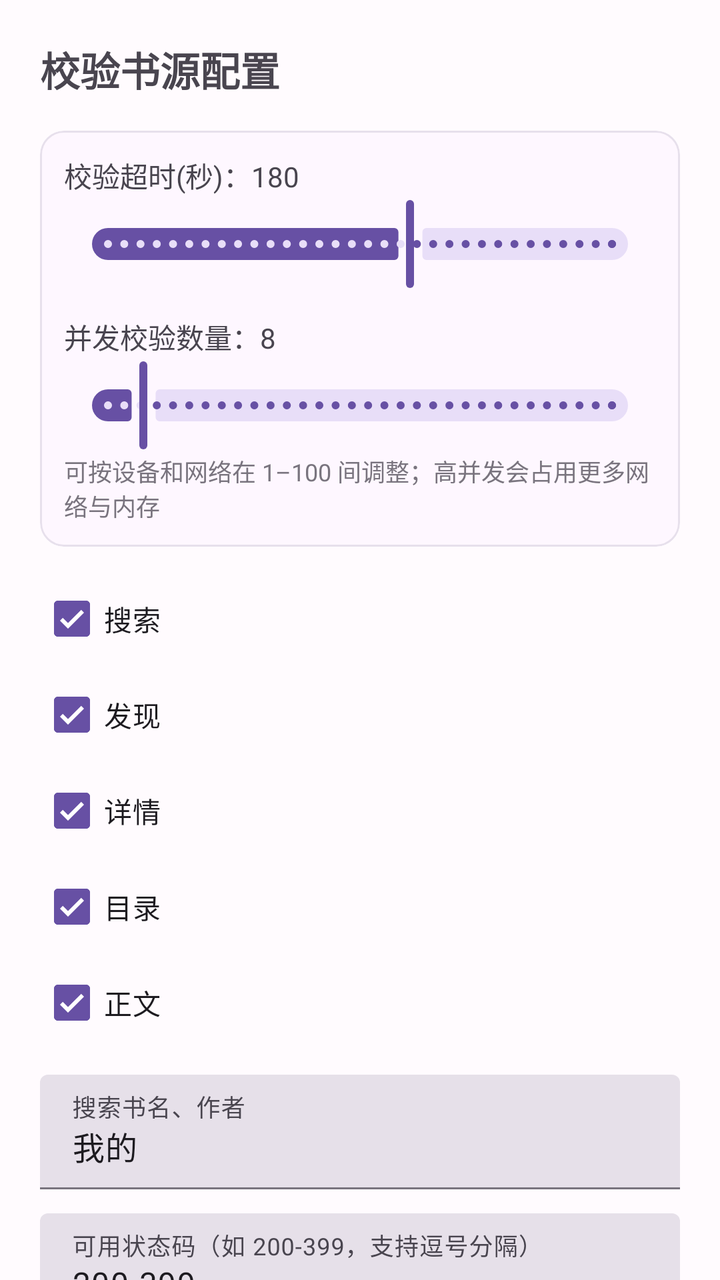
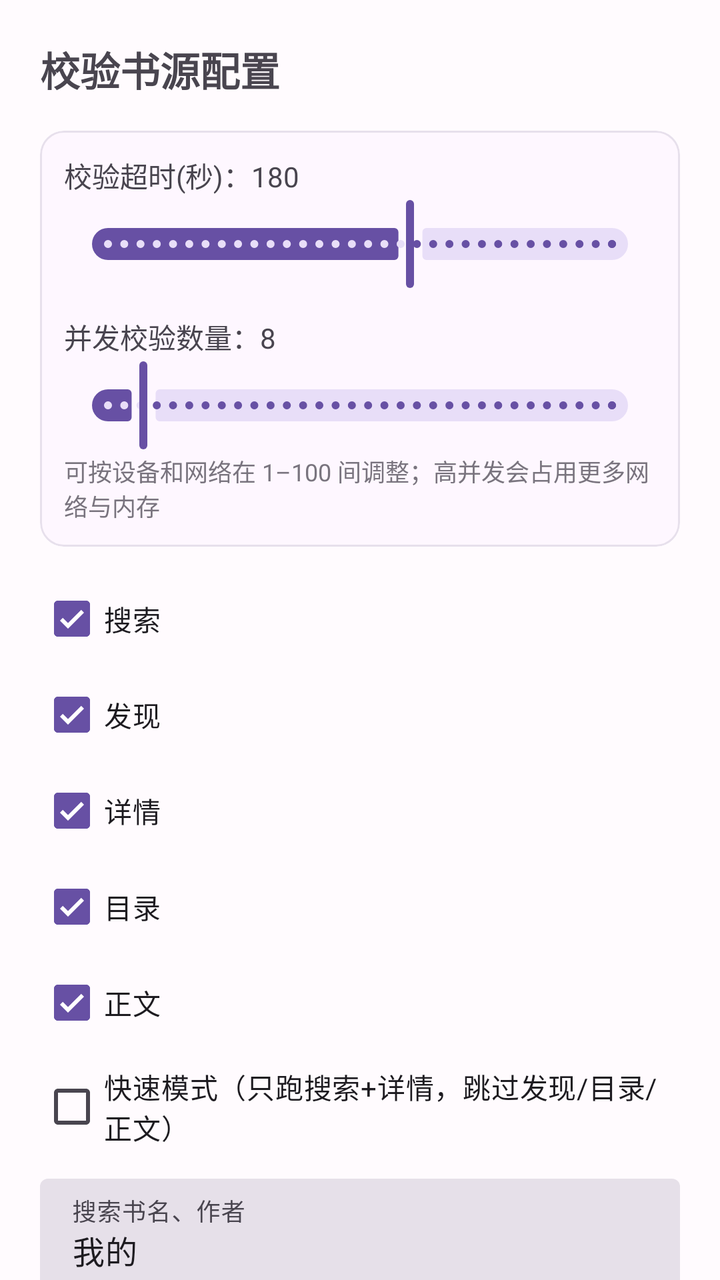

Compare the two renders of this Android layout. The source of the first and the diff that turns it into the second are given below.
<!-- AndroidManifest.xml: application theme Theme.YueduDedupe -->
<!-- res/layout/dialog_check_source.xml -->
<?xml version="1.0" encoding="utf-8"?>
<androidx.core.widget.NestedScrollView xmlns:android="http://schemas.android.com/apk/res/android"
    xmlns:app="http://schemas.android.com/apk/res-auto"
    android:layout_width="match_parent"
    android:layout_height="wrap_content"
    android:fillViewport="true">

    <LinearLayout
        android:layout_width="match_parent"
        android:layout_height="wrap_content"
        android:orientation="vertical"
        android:padding="20dp">

        <TextView
            android:layout_width="match_parent"
            android:layout_height="wrap_content"
            android:text="@string/check_source_config"
            android:textSize="20sp"
            android:textStyle="bold" />

        <com.google.android.material.card.MaterialCardView
            android:layout_width="match_parent"
            android:layout_height="wrap_content"
            android:layout_marginTop="16dp"
            app:cardElevation="0dp"
            app:strokeWidth="1dp"
            app:strokeColor="@color/md_theme_surface_variant">

            <LinearLayout
                android:layout_width="match_parent"
                android:layout_height="wrap_content"
                android:orientation="vertical"
                android:padding="12dp">

                <TextView
                    android:id="@+id/tvTimeoutLabel"
                    android:layout_width="match_parent"
                    android:layout_height="wrap_content"
                    android:text="校验超时(秒)：180" />

                <com.google.android.material.slider.Slider
                    android:id="@+id/sliderTimeout"
                    android:layout_width="match_parent"
                    android:layout_height="wrap_content"
                    android:valueFrom="0"
                    android:valueTo="300"
                    android:stepSize="1"
                    android:value="180" />

                <TextView
                    android:id="@+id/tvCheckConcurrencyLabel"
                    android:layout_width="match_parent"
                    android:layout_height="wrap_content"
                    android:layout_marginTop="12dp"
                    android:text="并发校验数量：8" />

                <com.google.android.material.slider.Slider
                    android:id="@+id/sliderCheckConcurrency"
                    android:layout_width="match_parent"
                    android:layout_height="wrap_content"
                    android:valueFrom="1"
                    android:valueTo="100"
                    android:stepSize="1"
                    android:value="8" />

                <TextView
                    android:layout_width="match_parent"
                    android:layout_height="wrap_content"
                    android:text="可按设备和网络在 1–100 间调整；高并发会占用更多网络与内存"
                    android:textColor="@color/md_theme_outline"
                    android:textSize="12sp" />
            </LinearLayout>
        </com.google.android.material.card.MaterialCardView>

        <com.google.android.material.checkbox.MaterialCheckBox
            android:id="@+id/cbSearch"
            android:layout_width="match_parent"
            android:layout_height="wrap_content"
            android:layout_marginTop="12dp"
            android:checked="true"
            android:text="@string/search" />

        <com.google.android.material.checkbox.MaterialCheckBox
            android:id="@+id/cbDiscovery"
            android:layout_width="match_parent"
            android:layout_height="wrap_content"
            android:checked="true"
            android:text="@string/discovery" />

        <com.google.android.material.checkbox.MaterialCheckBox
            android:id="@+id/cbInfo"
            android:layout_width="match_parent"
            android:layout_height="wrap_content"
            android:checked="true"
            android:text="@string/source_tab_info" />

        <com.google.android.material.checkbox.MaterialCheckBox
            android:id="@+id/cbCategory"
            android:layout_width="match_parent"
            android:layout_height="wrap_content"
            android:checked="true"
            android:text="@string/chapter_list" />

        <com.google.android.material.checkbox.MaterialCheckBox
            android:id="@+id/cbContent"
            android:layout_width="match_parent"
            android:layout_height="wrap_content"
            android:checked="true"
            android:text="@string/source_tab_content" />

        <com.google.android.material.textfield.TextInputLayout
            android:id="@+id/tilCheckKeyword"
            style="@style/Widget.Material3.TextInputLayout.FilledBox"
            android:layout_width="match_parent"
            android:layout_height="wrap_content"
            android:layout_marginTop="12dp"
            android:hint="@string/check_source_keyword"
            app:boxBackgroundMode="filled">

            <com.google.android.material.textfield.TextInputEditText
                android:id="@+id/etCheckKeyword"
                android:layout_width="match_parent"
                android:layout_height="wrap_content"
                android:importantForAutofill="no"
                android:inputType="text"
                android:maxLines="1"
                android:text="@string/check_source_keyword_default" />
        </com.google.android.material.textfield.TextInputLayout>

        <com.google.android.material.textfield.TextInputLayout
            style="@style/Widget.Material3.TextInputLayout.FilledBox"
            android:layout_width="match_parent"
            android:layout_height="wrap_content"
            android:layout_marginTop="12dp"
            android:hint="可用状态码（如 200-399，支持逗号分隔）"
            app:boxBackgroundMode="filled">

            <com.google.android.material.textfield.TextInputEditText
                android:id="@+id/etOkStatus"
                android:layout_width="match_parent"
                android:layout_height="wrap_content"
                android:importantForAutofill="no"
                android:inputType="text"
                android:maxLines="1"
                android:text="200-399" />
        </com.google.android.material.textfield.TextInputLayout>

        <TextView
            android:layout_width="match_parent"
            android:layout_height="wrap_content"
            android:layout_marginTop="16dp"
            android:text="@string/check_source_kinds"
            android:textStyle="bold" />

        <LinearLayout
            android:layout_width="match_parent"
            android:layout_height="wrap_content"
            android:orientation="horizontal">

            <com.google.android.material.checkbox.MaterialCheckBox
                android:id="@+id/cbKindNovel"
                android:layout_width="wrap_content"
                android:layout_height="wrap_content"
                android:layout_marginEnd="8dp"
                android:checked="true"
                android:text="@string/kind_novel" />

            <com.google.android.material.checkbox.MaterialCheckBox
                android:id="@+id/cbKindComic"
                android:layout_width="wrap_content"
                android:layout_height="wrap_content"
                android:layout_marginEnd="8dp"
                android:checked="true"
                android:text="@string/kind_comic" />

            <com.google.android.material.checkbox.MaterialCheckBox
                android:id="@+id/cbKindVideo"
                android:layout_width="wrap_content"
                android:layout_height="wrap_content"
                android:checked="true"
                android:text="@string/kind_video" />
        </LinearLayout>

        <LinearLayout
            android:layout_width="match_parent"
            android:layout_height="wrap_content"
            android:orientation="horizontal">

            <com.google.android.material.checkbox.MaterialCheckBox
                android:id="@+id/cbKindAudio"
                android:layout_width="wrap_content"
                android:layout_height="wrap_content"
                android:layout_marginEnd="8dp"
                android:checked="true"
                android:text="@string/kind_audio" />

            <com.google.android.material.checkbox.MaterialCheckBox
                android:id="@+id/cbKindFile"
                android:layout_width="wrap_content"
                android:layout_height="wrap_content"
                android:checked="true"
                android:text="@string/kind_file" />
        </LinearLayout>

        <LinearLayout
            android:layout_width="match_parent"
            android:layout_height="wrap_content"
            android:layout_marginTop="16dp"
            android:gravity="end"
            android:orientation="horizontal">

            <com.google.android.material.button.MaterialButton
                android:id="@+id/btnReset"
                style="@style/Widget.Material3.Button.TextButton"
                android:layout_width="wrap_content"
                android:layout_height="wrap_content"
                android:text="@string/reset_defaults" />

            <View
                android:layout_width="0dp"
                android:layout_height="0dp"
                android:layout_weight="1" />

            <com.google.android.material.button.MaterialButton
                android:id="@+id/btnCancel"
                style="@style/Widget.Material3.Button.TextButton"
                android:layout_width="wrap_content"
                android:layout_height="wrap_content"
                android:text="@string/cancel" />

            <com.google.android.material.button.MaterialButton
                android:id="@+id/btnOk"
                android:layout_width="wrap_content"
                android:layout_height="wrap_content"
                android:text="@string/ok" />
        </LinearLayout>
    </LinearLayout>
</androidx.core.widget.NestedScrollView>
<!-- resources referenced by this layout -->
<resources>
  <color name="md_theme_outline">#79747E</color>
  <color name="md_theme_surface_variant">#E7E0EC</color>
  <string name="cancel">取消</string>
  <string name="chapter_list">目录</string>
  <string name="check_source_config">校验书源配置</string>
  <string name="check_source_keyword">搜索书名、作者</string>
  <string name="check_source_keyword_default">我的</string>
  <string name="check_source_kinds">校验类型</string>
  <string name="discovery">发现</string>
  <string name="kind_audio">音频</string>
  <string name="kind_comic">漫画</string>
  <string name="kind_file">文件</string>
  <string name="kind_novel">小说</string>
  <string name="kind_video">视频</string>
  <string name="ok">确定</string>
  <string name="reset_defaults">重置默认</string>
  <string name="search">搜索</string>
  <string name="source_tab_content">正文</string>
  <string name="source_tab_info">详情</string>
  <style name="Theme.YueduDedupe" parent="Theme.Material3.DayNight.NoActionBar">
          <item name="colorPrimary">@color/md_theme_primary</item>
          <item name="colorOnPrimary">@color/md_theme_on_primary</item>
          <item name="colorPrimaryContainer">@color/md_theme_primary_container</item>
          <item name="colorSecondary">@color/md_theme_secondary</item>
          <item name="android:statusBarColor">@color/md_theme_surface</item>
          <item name="android:navigationBarColor">@color/md_theme_surface</item>
          <item name="android:windowLightStatusBar">true</item>
          <item name="android:windowBackground">@color/md_theme_background</item>
      </style>
  <color name="md_theme_primary">#6750A4</color>
  <color name="md_theme_on_primary">#FFFFFF</color>
  <color name="md_theme_primary_container">#EADDFF</color>
  <color name="md_theme_secondary">#625B71</color>
  <color name="md_theme_surface">#FFFBFE</color>
  <color name="md_theme_background">#FFFBFE</color>
</resources>

<!-- the commit's change to res/layout/dialog_check_source.xml (unified diff, before → after) -->
@@ -108,6 +108,13 @@
             android:checked="true"
             android:text="@string/source_tab_content" />
 
+        <com.google.android.material.checkbox.MaterialCheckBox
+            android:id="@+id/cbQuickMode"
+            android:layout_width="match_parent"
+            android:layout_height="wrap_content"
+            android:layout_marginTop="4dp"
+            android:text="快速模式（只跑搜索+详情，跳过发现/目录/正文）" />
+
         <com.google.android.material.textfield.TextInputLayout
             android:id="@+id/tilCheckKeyword"
             style="@style/Widget.Material3.TextInputLayout.FilledBox"
